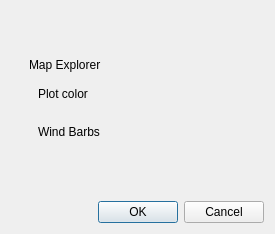
Old version of the form src/gui/colorwindow.ui in the repository TheGoodWeather/Vector-Vario-Analyzer.
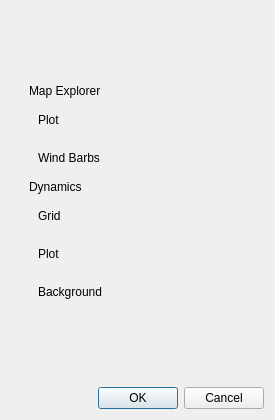
New version of the form.

Commit message: Removing horizon, grid again. Adding shadows to font, and changes of units symbols

The edit to the form file:
```diff
--- a/src/gui/colorwindow.ui
+++ b/src/gui/colorwindow.ui
@@ -7,7 +7,7 @@
     <x>0</x>
     <y>0</y>
     <width>275</width>
-    <height>234</height>
+    <height>420</height>
    </rect>
   </property>
   <property name="windowTitle">
@@ -57,7 +57,7 @@
                </sizepolicy>
               </property>
               <property name="text">
-               <string>Plot color</string>
+               <string>Plot </string>
               </property>
              </widget>
             </item>
@@ -95,6 +95,61 @@
            </layout>
           </widget>
          </item>
+         <item>
+          <widget class="QLabel" name="label_4">
+           <property name="text">
+            <string>Dynamics</string>
+           </property>
+          </widget>
+         </item>
+         <item>
+          <widget class="QWidget" name="grid_color_widget" native="true">
+           <layout class="QHBoxLayout" name="horizontalLayout_4">
+            <item>
+             <widget class="QLabel" name="label_5">
+              <property name="text">
+               <string>Grid</string>
+              </property>
+             </widget>
+            </item>
+            <item>
+             <widget class="QWidget" name="widget" native="true"/>
+            </item>
+           </layout>
+          </widget>
+         </item>
+         <item>
+          <widget class="QWidget" name="dynaplot_color_widget" native="true">
+           <layout class="QHBoxLayout" name="horizontalLayout_5">
+            <item>
+             <widget class="QLabel" name="label_6">
+              <property name="text">
+               <string>Plot</string>
+              </property>
+             </widget>
+            </item>
+            <item>
+             <widget class="QWidget" name="widget_2" native="true"/>
+            </item>
+           </layout>
+          </widget>
+         </item>
+         <item>
+          <widget class="QWidget" name="background_color_widget" native="true">
+           <layout class="QHBoxLayout" name="horizontalLayout_6">
+            <item>
+             <widget class="QLabel" name="label_7">
+              <property name="text">
+               <string>Background</string>
+              </property>
+             </widget>
+            </item>
+            <item>
+             <widget class="QWidget" name="widget_5" native="true"/>
+            </item>
+           </layout>
+          </widget>
+         </item>
         </layout>
        </widget>
       </item>
```
The commit also changes 7 other files.
